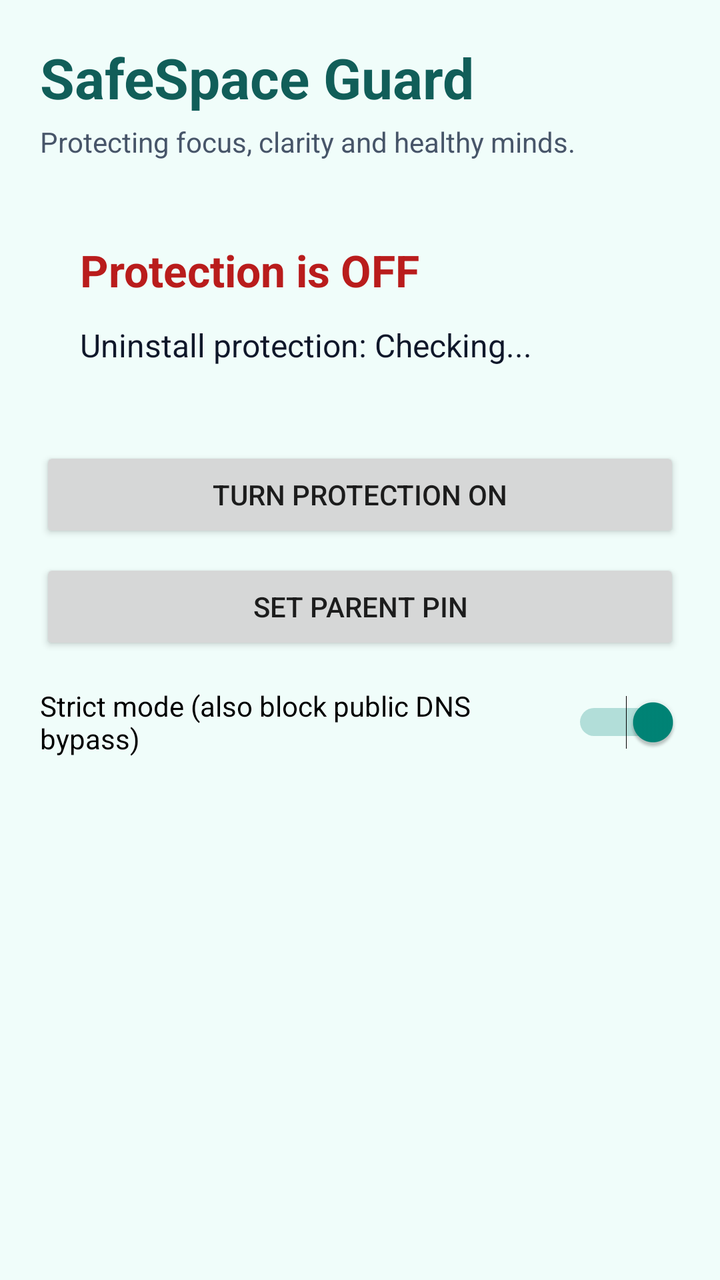
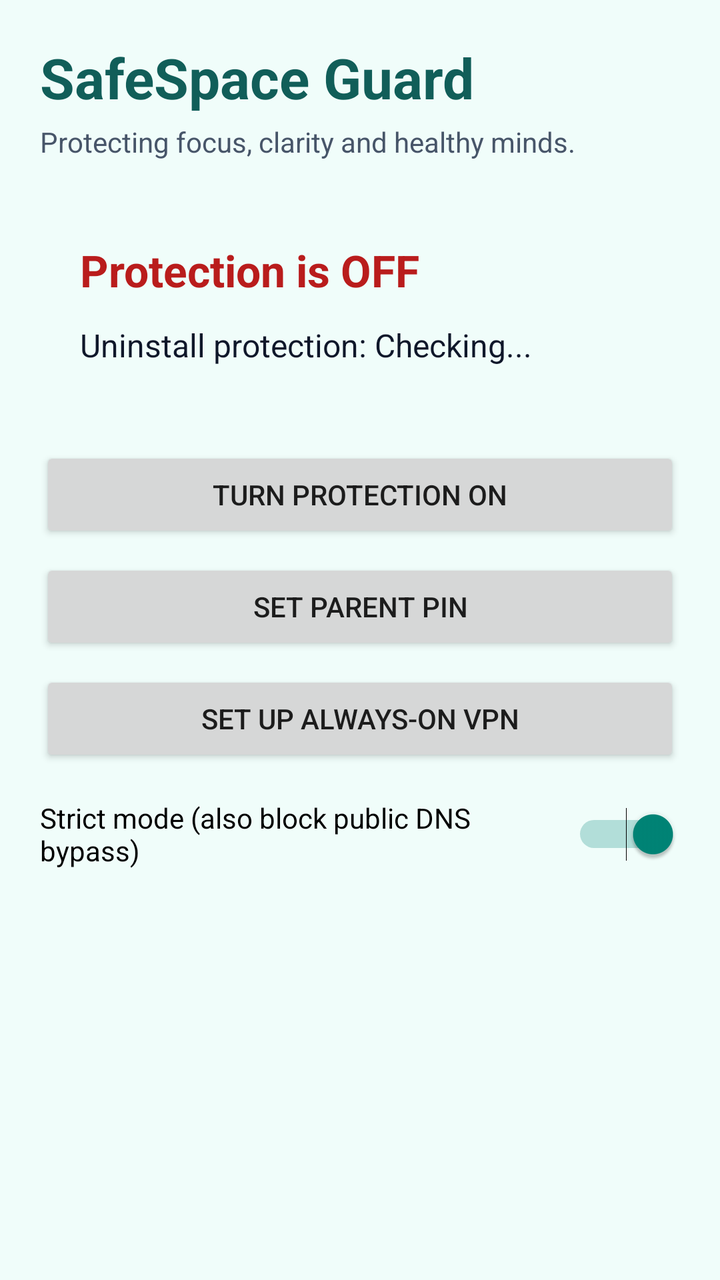

Compare the two renders of this Android layout. The source of the first and the diff that turns it into the second are given below.
<!-- AndroidManifest.xml: application theme Theme.SafeSpaceGuard -->
<!-- res/layout/activity_main.xml -->
<?xml version="1.0" encoding="utf-8"?>
<ScrollView xmlns:android="http://schemas.android.com/apk/res/android"
    android:layout_width="match_parent"
    android:layout_height="match_parent"
    android:fillViewport="true">

    <LinearLayout
        android:layout_width="match_parent"
        android:layout_height="wrap_content"
        android:orientation="vertical"
        android:padding="20dp">

        <TextView
            android:layout_width="wrap_content"
            android:layout_height="wrap_content"
            android:text="SafeSpace Guard"
            android:textColor="@color/brand_dark"
            android:textSize="28sp"
            android:textStyle="bold" />

        <TextView
            android:layout_width="wrap_content"
            android:layout_height="wrap_content"
            android:layout_marginTop="4dp"
            android:text="Protecting focus, clarity and healthy minds."
            android:textColor="@color/text_muted"
            android:textSize="14sp" />

        <LinearLayout
            android:layout_width="match_parent"
            android:layout_height="wrap_content"
            android:layout_marginTop="20dp"
            android:orientation="vertical"
            android:padding="20dp">

            <TextView
                android:id="@+id/tvStatus"
                android:layout_width="wrap_content"
                android:layout_height="wrap_content"
                android:text="Protection is OFF"
                android:textColor="@color/danger"
                android:textSize="22sp"
                android:textStyle="bold" />

            <TextView
                android:id="@+id/tvGuardStatus"
                android:layout_width="wrap_content"
                android:layout_height="wrap_content"
                android:layout_marginTop="12dp"
                android:text="Uninstall protection: Checking..."
                android:textColor="@color/text_main"
                android:textSize="16sp" />
        </LinearLayout>

        <Button
            android:id="@+id/btnToggle"
            android:layout_width="match_parent"
            android:layout_height="wrap_content"
            android:layout_marginTop="20dp"
            android:text="Turn protection ON" />

        <Button
            android:id="@+id/btnPin"
            android:layout_width="match_parent"
            android:layout_height="wrap_content"
            android:layout_marginTop="8dp"
            android:text="Set parent PIN" />

        <Switch
            android:id="@+id/switchStrict"
            android:layout_width="match_parent"
            android:layout_height="wrap_content"
            android:layout_marginTop="16dp"
            android:checked="true"
            android:text="Strict mode (also block public DNS bypass)" />


    </LinearLayout>
</ScrollView>
<!-- resources referenced by this layout -->
<resources>
  <color name="brand_dark">#115E59</color>
  <color name="danger">#B91C1C</color>
  <color name="text_main">#0F172A</color>
  <color name="text_muted">#475569</color>
  <style name="Theme.SafeSpaceGuard" parent="Theme.AppCompat.Light.NoActionBar">
          <item name="colorPrimary">@color/brand</item>
          <item name="android:statusBarColor">@color/brand_dark</item>
          <item name="android:windowBackground">@color/surface_soft</item>
      </style>
  <color name="brand">#0F766E</color>
  <color name="surface_soft">#F0FDFA</color>
</resources>

<!-- the commit's change to res/layout/activity_main.xml (unified diff, before → after) -->
@@ -66,6 +66,13 @@
             android:layout_marginTop="8dp"
             android:text="Set parent PIN" />
 
+        <Button
+            android:id="@+id/btnAlwaysOn"
+            android:layout_width="match_parent"
+            android:layout_height="wrap_content"
+            android:layout_marginTop="8dp"
+            android:text="Set up Always-on VPN" />
+
         <Switch
             android:id="@+id/switchStrict"
             android:layout_width="match_parent"
